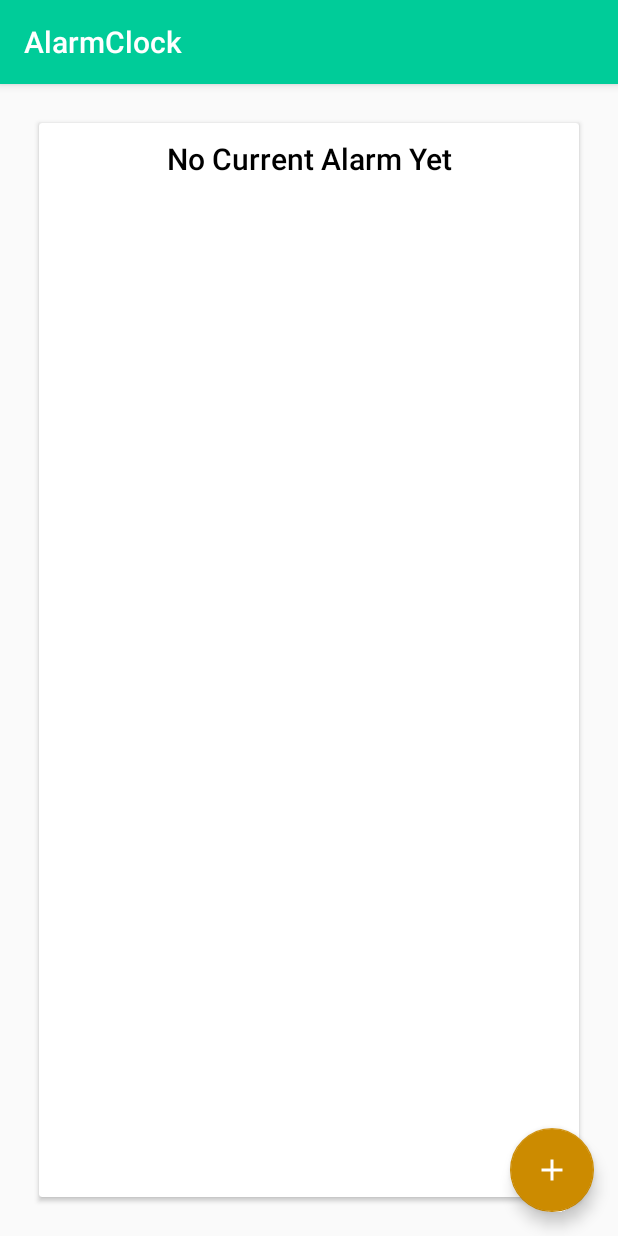
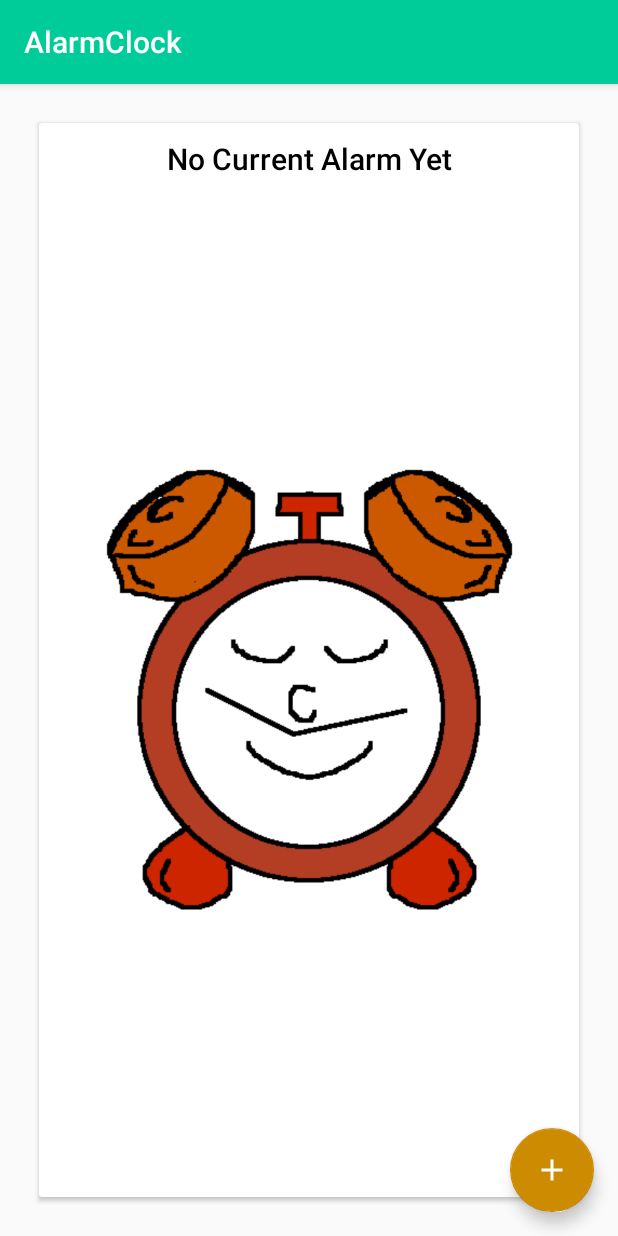
Before and after one commit to caaespin/SelfieUp, an Android app: the screen it shows after launch (AlarmClock), on a phone screen of 412 x 824 dp. Run offline under Robolectric (Android 15) with nearby library versions, the phone set to English and light mode, and no system bars.

Commit message:
Animation to work on

```diff
--- a/app/src/main/AndroidManifest.xml
+++ b/app/src/main/AndroidManifest.xml
@@ -7,7 +7,8 @@
         android:icon="@mipmap/ic_launcher"
         android:label="@string/app_name"
         android:supportsRtl="true"
-        android:theme="@style/AppTheme" >
+        android:theme="@style/AppTheme"
+        android:largeHeap="true">
         <activity
             android:name=".MainActivity"
             android:label="@string/app_name"
--- a/app/src/main/java/com/charly/selfieup/AlarmClock.java
+++ b/app/src/main/java/com/charly/selfieup/AlarmClock.java
@@ -1,13 +1,18 @@
 package com.charly.selfieup;
 
+import android.graphics.drawable.AnimationDrawable;
 import android.os.Bundle;
 import android.support.design.widget.FloatingActionButton;
 import android.support.design.widget.Snackbar;
 import android.support.v7.app.AppCompatActivity;
 import android.support.v7.widget.Toolbar;
 import android.view.View;
+import android.widget.ImageView;
 
 public class AlarmClock extends AppCompatActivity {
+
+    AnimationDrawable clock_animation;
+
 
     @Override
     protected void onCreate(Bundle savedInstanceState) {
@@ -24,6 +29,18 @@ public class AlarmClock extends AppCompatActivity {
                         .setAction("Action", null).show();
             }
         });
+        ImageView clockImage = (ImageView) findViewById(R.id.clock_fig);
+        clockImage.setImageResource(R.drawable.animation_list);
+        clock_animation = (AnimationDrawable) clockImage.getDrawable();
     }
 
+    @Override
+    public void onWindowFocusChanged(boolean hasFocus) {
+        super.onWindowFocusChanged(hasFocus);
+       // ImageView clockImage = (ImageView) findViewById(R.id.clock_fig);
+        //clockImage.setBackgroundResource(R.drawable.animation_list);
+        //clock_animation = (AnimationDrawable) clockImage.getBackground();
+        clock_animation.start();
+
+    }
 }
--- /dev/null
+++ b/app/src/main/res/drawable/animation_list.xml
@@ -0,0 +1,9 @@
+<animation-list xmlns:android="http://schemas.android.com/apk/res/android"
+    android:oneshot="false">
+    <item android:drawable="@drawable/sleepy_clock_0" android:duration="200" />
+    <item android:drawable="@drawable/sleepy_clock_1" android:duration="200" />
+    <item android:drawable="@drawable/sleepy_clock_2" android:duration="200" />
+    <item android:drawable="@drawable/sleepy_clock_3" android:duration="200" />
+    <item android:drawable="@drawable/sleepy_clock_4" android:duration="200" />
+    <item android:drawable="@drawable/sleepy_clock_5" android:duration="200" />
+</animation-list>
--- a/app/src/main/res/layout/content_alarm_clock.xml
+++ b/app/src/main/res/layout/content_alarm_clock.xml
@@ -36,5 +36,15 @@
             android:layout_marginTop="10dp"
             android:gravity="center" />
 
+        <ImageView
+            android:layout_width="wrap_content"
+            android:layout_height="wrap_content"
+            android:id="@+id/clock_fig"
+            android:layout_below="@+id/card_greeting"
+            android:adjustViewBounds="true"
+            android:scaleType="fitCenter"
+            android:src="@drawable/sleepy_clock"
+            android:layout_gravity="center"/>
+
     </android.support.v7.widget.CardView>
 </RelativeLayout>
```
Also changed, not shown: app/src/main/res/drawable/sleepy_clock.png (added), app/src/main/res/drawable/sleepy_clock_0.png (added), app/src/main/res/drawable/sleepy_clock_1.png (added), app/src/main/res/drawable/sleepy_clock_2.png (added), app/src/main/res/drawable/sleepy_clock_3.png (added), app/src/main/res/drawable/sleepy_clock_4.png (added), app/src/main/res/drawable/sleepy_clock_5.png (added).
